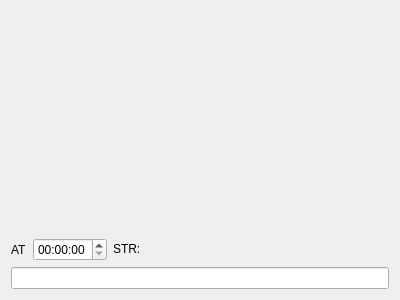
Before: the Qt Designer form ShutDownPC/widget.ui in rafal-tarnow/Shut_down_pc, drawn with Qt 5.
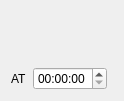
After: the same form once the commit is applied.

Patch:
```diff
--- a/ShutDownPC/widget.ui
+++ b/ShutDownPC/widget.ui
@@ -6,27 +6,14 @@
    <rect>
     <x>0</x>
     <y>0</y>
-    <width>400</width>
-    <height>300</height>
+    <width>113</width>
+    <height>97</height>
    </rect>
   </property>
   <property name="windowTitle">
    <string>Widget</string>
   </property>
   <layout class="QGridLayout" name="gridLayout">
-   <item row="1" column="2">
-    <widget class="QLabel" name="label_3">
-     <property name="sizePolicy">
-      <sizepolicy hsizetype="Preferred" vsizetype="Maximum">
-       <horstretch>0</horstretch>
-       <verstretch>0</verstretch>
-      </sizepolicy>
-     </property>
-     <property name="text">
-      <string>STR:</string>
-     </property>
-    </widget>
-   </item>
    <item row="1" column="0">
     <widget class="QLabel" name="label_2">
      <property name="sizePolicy">
@@ -40,9 +27,6 @@
      </property>
     </widget>
    </item>
-   <item row="3" column="0" colspan="3">
-    <widget class="QLineEdit" name="lineEdit"/>
-   </item>
    <item row="1" column="1">
     <widget class="QTimeEdit" name="timeEdit">
      <property name="sizePolicy">
```
